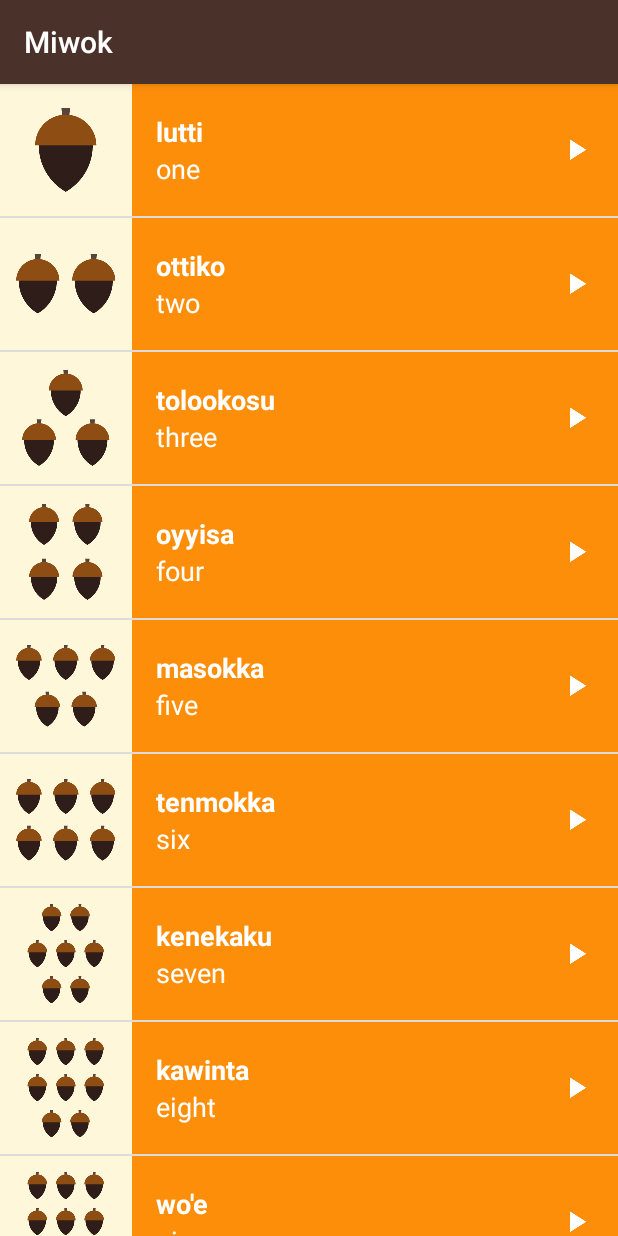
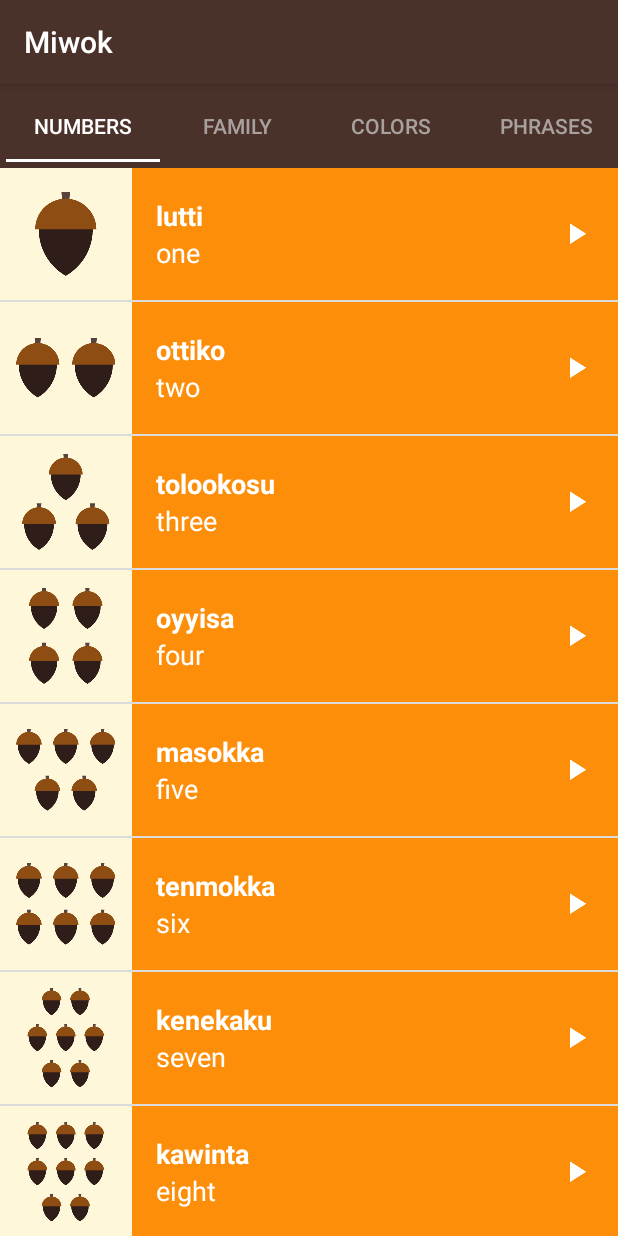
Before and after one commit to bnkumar4u/Miwok, an Android app: the screen it shows after launch (MainActivity), on a phone screen of 412 x 824 dp. Run offline under Robolectric (Android 15) with nearby library versions, the phone set to English and light mode, and no system bars.

Commit message:
slide bar with tabs completed

```diff
--- a/app/src/main/java/com/example/android/miwok/MainActivity.java
+++ b/app/src/main/java/com/example/android/miwok/MainActivity.java
@@ -16,6 +16,7 @@
 package com.example.android.miwok;
 
 import android.os.Bundle;
+import android.support.design.widget.TabLayout;
 import android.support.v4.view.ViewPager;
 import android.support.v7.app.AppCompatActivity;
 
@@ -30,9 +31,14 @@ public class MainActivity extends AppCompatActivity {
 
         ViewPager viewPager=(ViewPager)findViewById(R.id.viewpager);
 
-        SimplePagerAdapter pagerAdapter =new SimplePagerAdapter(getSupportFragmentManager());
+        SimplePagerAdapter pagerAdapter =new SimplePagerAdapter(this,getSupportFragmentManager());
 
         viewPager.setAdapter(pagerAdapter);
+
+        TabLayout tabLayout=(TabLayout)findViewById(R.id.tab_layout);
+
+        tabLayout.setupWithViewPager(viewPager);
+
 
 
 
--- a/app/src/main/java/com/example/android/miwok/SimplePagerAdapter.java
+++ b/app/src/main/java/com/example/android/miwok/SimplePagerAdapter.java
@@ -1,15 +1,29 @@
 package com.example.android.miwok;
 
+import android.content.Context;
 import android.support.v4.app.Fragment;
 import android.support.v4.app.FragmentManager;
 import android.support.v4.app.FragmentPagerAdapter;
 
 public class SimplePagerAdapter extends FragmentPagerAdapter{
+    /** Context of the app */
+    private Context mContext;
+    /**
+     * Create a new {@link CategoryAdapter} object.
+     *
+     * @param context is the context of the app
+     * @param fm is the fragment manager that will keep each fragment's state in the adapter
+     *           across swipes.
+     */
 
 
-    public SimplePagerAdapter(FragmentManager fm) {
+    public SimplePagerAdapter(Context context,FragmentManager fm) {
         super(fm);
+        mContext=context;
     }
+    /**
+     * Return the {@link Fragment} that should be displayed for the given page number.
+     */
 
     @Override
     public Fragment getItem(int position) {
@@ -27,9 +41,28 @@ public class SimplePagerAdapter extends FragmentPagerAdapter{
                 return null;
         }
     }
-
+    /**
+     * Return the total number of pages.
+     */
     @Override
     public int getCount() {
         return 4;
     }
+
+    @Override
+    public CharSequence getPageTitle(int position) {
+        switch (position)
+        {
+            case 0:
+                return  mContext.getString(R.string.category_numbers);
+            case 1:
+                return  mContext.getString(R.string.category_family);
+            case 2:
+                return mContext.getString(R.string.category_colors);
+            case 3:
+                return mContext.getString(R.string.category_phrases);
+            default:
+                return null;
+        }
+    }
 }
--- a/app/src/main/res/layout/activity_main.xml
+++ b/app/src/main/res/layout/activity_main.xml
@@ -17,12 +17,23 @@
     xmlns:tools="http://schemas.android.com/tools"
     android:layout_width="match_parent"
     android:layout_height="match_parent"
+    xmlns:app="http://schemas.android.com/apk/res-auto"
     android:orientation="vertical"
     tools:context="com.example.android.miwok.MainActivity">
+    <android.support.design.widget.TabLayout
+        android:layout_width="match_parent"
+        android:layout_height="wrap_content"
+        android:id="@+id/tab_layout"
+        app:tabTextColor="#A8A19E"
+        app:tabSelectedTextColor="@color/white"
+        android:background="@color/primary_color"
+        android:padding="4dp"
+        app:tabIndicatorColor="@color/white"/>
 
 <android.support.v4.view.ViewPager
     android:layout_width="match_parent"
-    android:layout_height="match_parent"
+    android:layout_height="0dp"
+    android:layout_weight="1"
     android:id="@+id/viewpager"/>
 
 
--- a/app/src/main/res/values/strings.xml
+++ b/app/src/main/res/values/strings.xml
@@ -26,7 +26,7 @@
     <string name="category_numbers">Numbers</string>
 
     <!-- Category name for the vocabulary words for family members [CHAR LIMIT=20] -->
-    <string name="category_family">Family Members</string>
+    <string name="category_family">Family</string>
 
     <!-- TODO: Remove or change this placeholder text -->
     <string name="hello_blank_fragment">Hello blank fragment</string>
```
